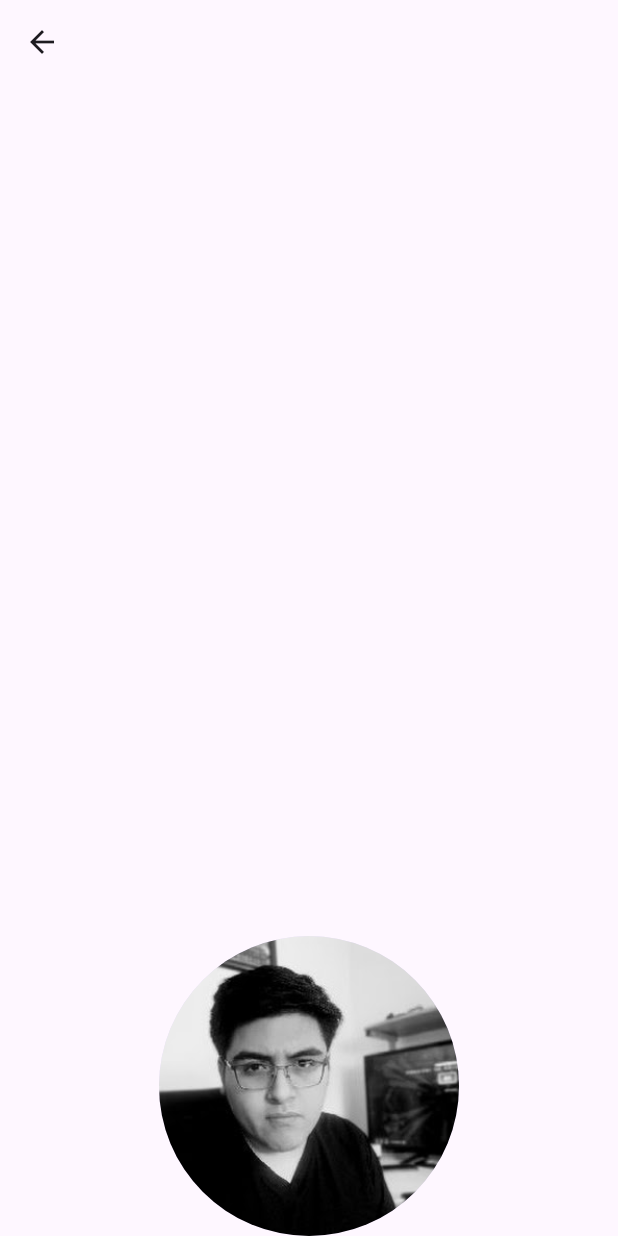
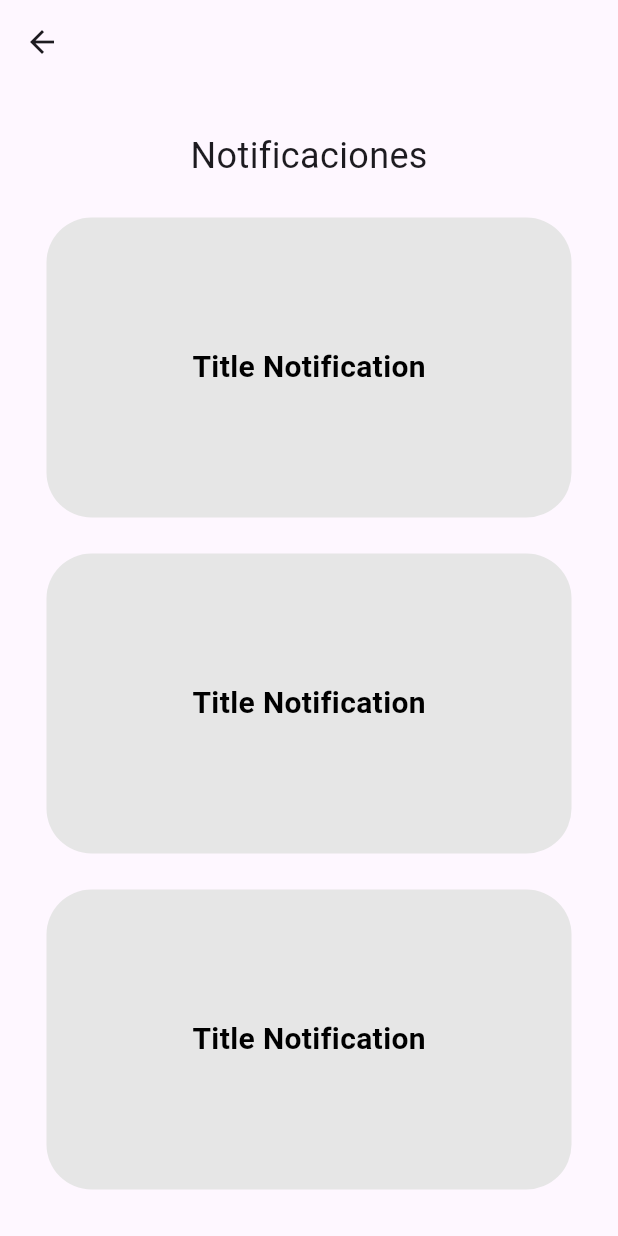
Before and after one commit to LuisDiegoGR/appdevfinal, a Flutter app: the NotificationPage screen opened directly, on a phone screen of 412 x 824 dp. Run offline on Flutter 3.47's test engine with Material 3 defaults, Android fonts, the phone set to English and light mode, and no system bars.

Commit message:
NotificationPage

```diff
--- a/lib/Notification.dart
+++ b/lib/Notification.dart
@@ -24,15 +24,77 @@ class _NotificationPageState extends State<NotificationPage> {
         ),
       ),
       body: Center(
-        child: Column(
-          mainAxisAlignment: MainAxisAlignment.center,
-          children: [
-            Spacer(),
-            CircleAvatar(
-              radius: 100,
-              backgroundImage: AssetImage('assets/images/Perfil.jpg'),
-            )
-          ],
+        child: Padding(
+          padding: const EdgeInsets.all(20.0),
+          child: Column(
+            mainAxisAlignment: MainAxisAlignment.center,
+            children: [
+              const Text(
+                'Notificaciones',
+                style: TextStyle(
+                  fontSize: 24,
+                  fontFamily: 'Roboto'
+                ),
+              ),
+              SizedBox(height: 24),
+              Container(
+                width: 350,
+                height: 200,
+                decoration: BoxDecoration(
+                  color: Color(0xFFE6E6E6),
+                  borderRadius: BorderRadius.circular(30),
+                ),
+                child: Center(
+                  child: Text(
+                    'Title Notification',
+                    style: TextStyle(
+                      color: Colors.black,
+                      fontSize: 20,
+                      fontWeight: FontWeight.bold,
+                    ),
+                  ),
+                )
+              ),
+              SizedBox(height: 24),
+              Container(
+                width: 350,
+                height: 200,
+                decoration: BoxDecoration(
+                  color: Color(0xFFE6E6E6),
+                  borderRadius: BorderRadius.circular(30),
+                ),
+                child: Center(
+                  child: Text(
+                    'Title Notification',
+                    style: TextStyle(
+                      color: Colors.black,
+                      fontSize: 20,
+                      fontWeight: FontWeight.bold,
+                    ),
+                  ),
+                )
+              ),
+              SizedBox(height: 24),
+              Container(
+                width: 350,
+                height: 200,
+                decoration: BoxDecoration(
+                  color: Color(0xFFE6E6E6),
+                  borderRadius: BorderRadius.circular(30),
+                ),
+                child: Center(
+                  child: Text(
+                    'Title Notification',
+                    style: TextStyle(
+                      color: Colors.black,
+                      fontSize: 20,
+                      fontWeight: FontWeight.bold,
+                    ),
+                  ),
+                ),
+              ),
+            ],
+          ),
         ),
       ),
     );
```
